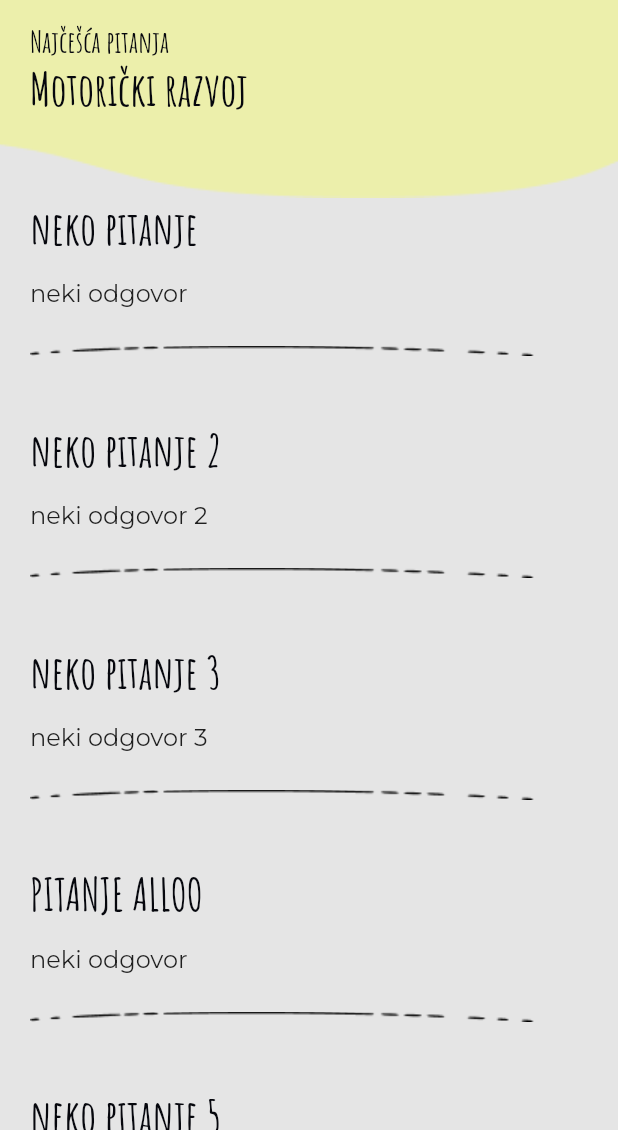
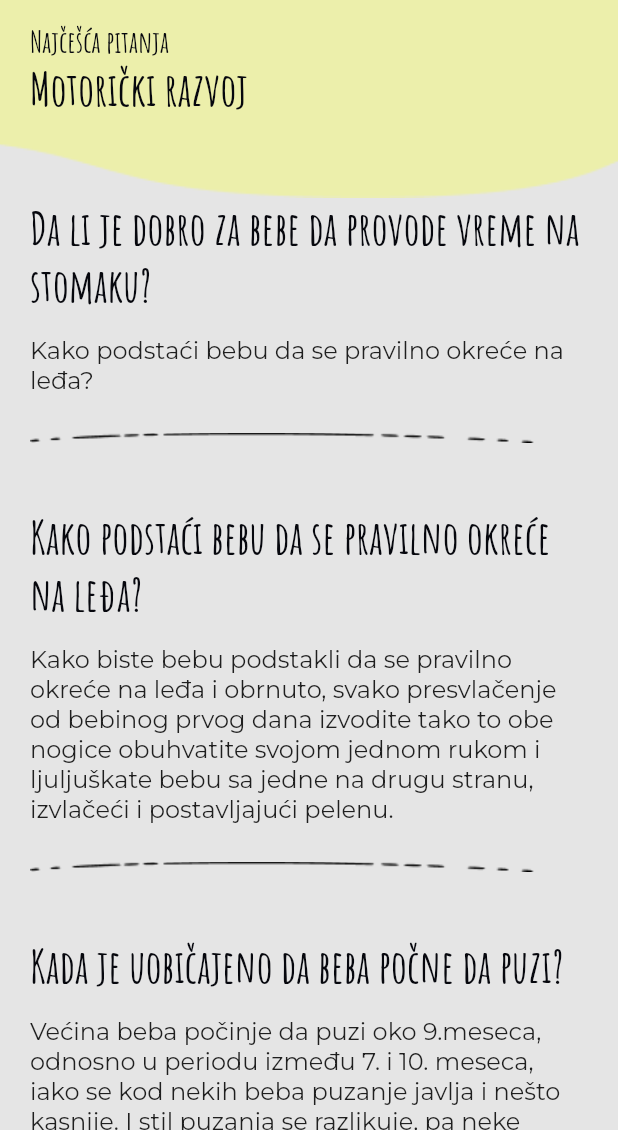
Before and after one commit to vegaitsourcing/podsticarijum-app, a Flutter app: the FaqAnswersScreen screen opened directly with empty values, on a phone screen of 412 x 824 dp, the part 106-1236 px from its top. Run offline on Flutter 3.47's test engine with Material 2 defaults, Android fonts, the phone set to English and light mode, and no system bars.

Commit message:
wired up FAQ page with categories

```diff
--- a/lib/common/data/FAQ/motor_development.dart
+++ b/lib/common/data/FAQ/motor_development.dart
@@ -1,10 +1,5 @@
-import '../paragraph_data.dart';
-
 class MotorDevelopment {
   Map<String, String> questionAndAnswers = {};
-
-
-  List<ParagraphData> listOfQuestions = <ParagraphData>[];
 
   MotorDevelopment() {
     questionAndAnswers["Da li je dobro za bebe da provode vreme na stomaku?"] = "Kako podstaći bebu da se pravilno okreće na leđa?";
--- a/lib/main.dart
+++ b/lib/main.dart
@@ -43,15 +43,7 @@ class FamilyBackupApp extends StatelessWidget {
         ExpertsScreen.route: (context) => const ExpertsScreen(),
         DonationScreen.route: (context) => const DonationScreen(),
         FaqCategoriesScreen.route: (context) => const FaqCategoriesScreen(),
-        FaqAnswersScreen.route: (context) => FaqAnswersScreen(const {
-              "neko pitanje": "neki odgovor",
-              "neko pitanje 2": "neki odgovor 2",
-              "neko pitanje 3": "neki odgovor 3",
-              "PITANJE ALLOO": "neki odgovor",
-              "neko pitanje 5": "neki odgovor",
-              "neko pitanje 6": "neki odgovor",
-              "neko pitanje 7": "neki odgovor",
-            }, "Motorički razvoj"),
+        FaqAnswersScreen.route: (context) => const FaqAnswersScreen(),
         ThankYouScreen.route: (context) => const ThankYouScreen()
       },
     );
--- a/lib/screens/frequent_questions_screen/frequent_questions_screen.dart
+++ b/lib/screens/frequent_questions_screen/frequent_questions_screen.dart
@@ -1,5 +1,10 @@
+import 'package:app_for_family_backup/common/data/FAQ/language_development.dart';
+
+import '../../common/data/FAQ/sensory_motor_development.dart';
+import '../../common/data/FAQ/social_emotional_development.dart';
+import 'package:app_for_family_backup/common/data/FAQ/motor_development.dart';
+import 'package:app_for_family_backup/common/data/FAQ/nutrition_data.dart';
 import 'package:flutter/material.dart';
-
 import '../../common/enums/development_ascpect_type.dart';
 import '../../common/widgets/app_bar/new_app_bar.dart';
 import '../../common/widgets/default_header.dart';
@@ -8,40 +13,54 @@ import '../../common/widgets/default_container.dart';
 
 class FaqAnswersScreenArguments {
   DevelopmentAspectType type;
+
   FaqAnswersScreenArguments(this.type);
 }
 
 class FaqAnswersScreen extends StatelessWidget {
   static const String route = '/screen_frequent_question';
-  final Map<String, String> questionAndAnswers;
-  final String categoryName;
-  final List<Widget> questionAndAnswersWidgetList = [];
 
-  FaqAnswersScreen(this.questionAndAnswers, this.categoryName, {super.key}) {
+  const FaqAnswersScreen({super.key});
+
+  @override
+  Widget build(BuildContext context) {
+    final args =
+        ModalRoute.of(context)!.settings.arguments as FaqAnswersScreenArguments;
+    Map<String, String> questionAndAnswers;
+    questionAndAnswers = MotorDevelopment().questionAndAnswers;
+    print(args.type);
+    switch (args.type) {
+      case DevelopmentAspectType.socioEmotional:
+        {
+          questionAndAnswers = SocialEmotionalDevelopment().questionAndAnswers;
+          break;
+        }
+      case DevelopmentAspectType.motoric:
+        questionAndAnswers = MotorDevelopment().questionAndAnswers;
+        break;
+      case DevelopmentAspectType.linguistic:
+        questionAndAnswers = LanguageDevelopment().questionAndAnswers;
+        break;
+      case DevelopmentAspectType.sensoMotoric:
+        questionAndAnswers = SensoryMotorDevelopment().questionAndAnswers;
+        break;
+      case DevelopmentAspectType.cognitive:
+        questionAndAnswers = NutritionData().questionAndAnswers;
+        break;
+    }
+
+    final List<Widget> questionAndAnswersWidgetList = [];
+
     for (int i = 0; i < questionAndAnswers.length - 1; ++i) {
       String question = questionAndAnswers.keys.elementAt(i);
       String answer = questionAndAnswers.values.elementAt(i);
       questionAndAnswersWidgetList.add(_questionAnswerWidget(question, answer));
     }
 
-    questionAndAnswersWidgetList.add(
-      _questionAnswerWidget(
-        questionAndAnswers.keys.last,
-        questionAndAnswers.values.last,
-        hasBorder: false,
-      ),
-    );
-  }
-
-  @override
-  Widget build(BuildContext context) {
-    final args =
-        ModalRoute.of(context)!.settings.arguments as FaqAnswersScreenArguments;
-    // final questionMap = <String,String>{};
-
-    // final aspectType = args!.type;
-
-    // if(aspectType == DevelopmentAspectType)
+    questionAndAnswersWidgetList.add(// add last element without a border
+        _questionAnswerWidget(
+            questionAndAnswers.keys.last, questionAndAnswers.values.last,
+            hasBorder: false));
 
     return Scaffold(
       appBar: const NewAppBar(),
```
Also changed, not shown: lib/common/data/FAQ/language_development.dart (+4 -21 lines), lib/common/data/FAQ/nutrition_data.dart (+4 -21 lines), lib/common/data/FAQ/sensory_motor_development.dart (+5 -22 lines), lib/common/data/FAQ/social_emotional_development.dart (+4 -21 lines).
